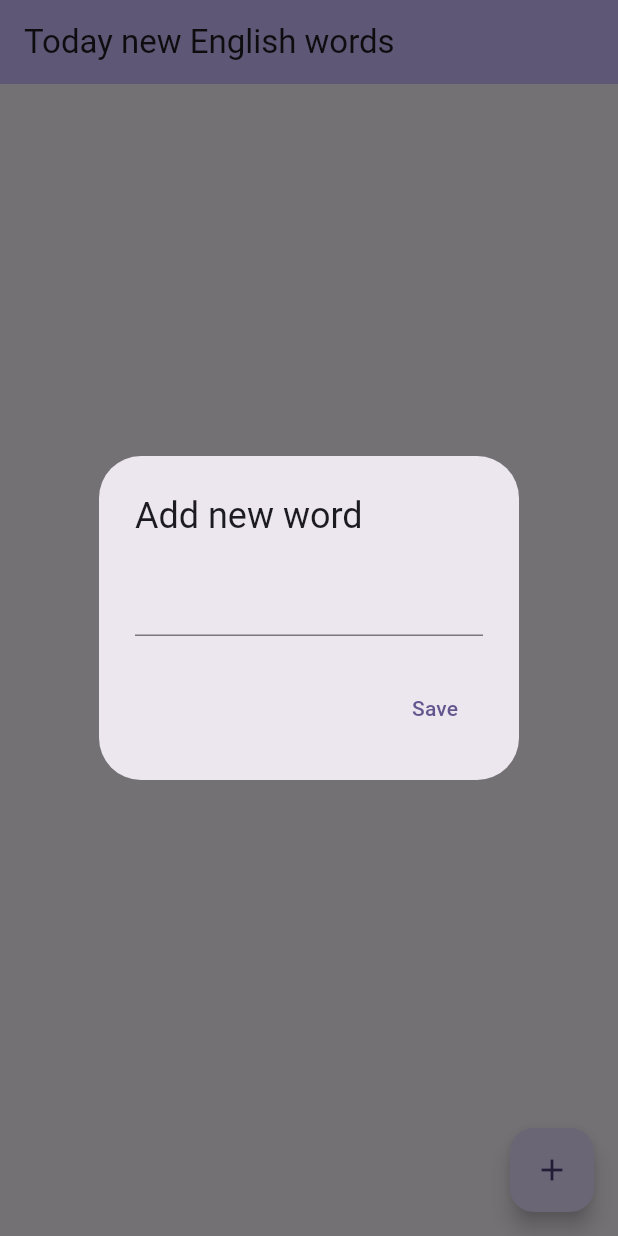
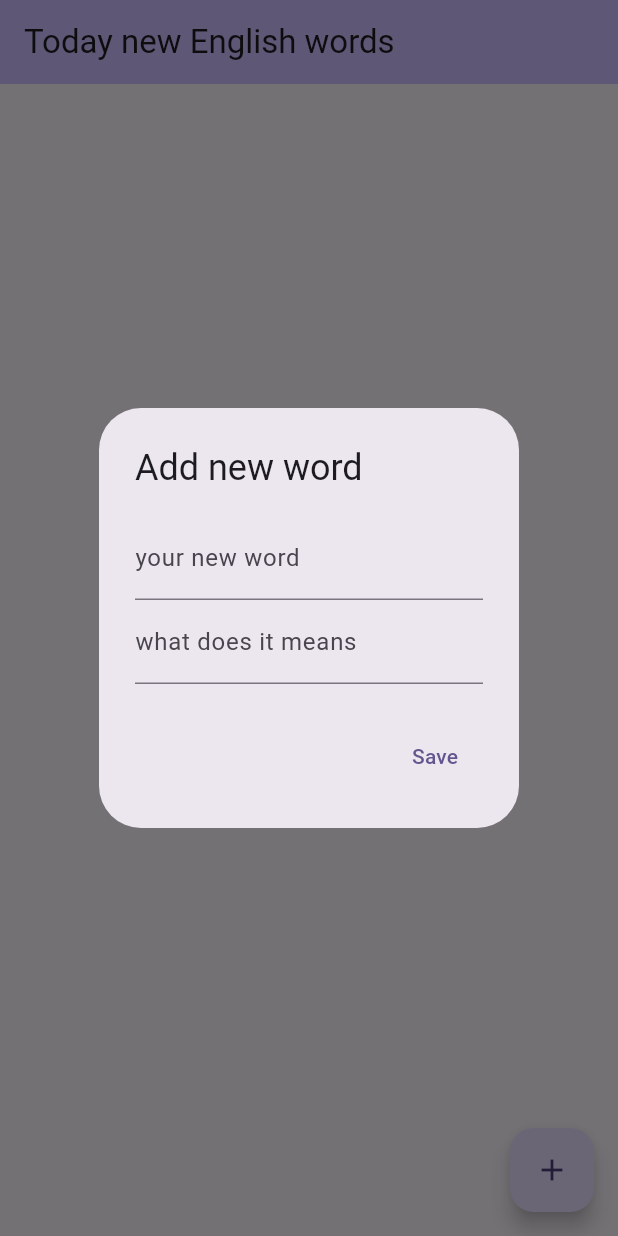
Before and after one commit to 0xkelvin/vocapp, a Flutter app: the screen it shows after launch, after a tap on the "add" icon, on a phone screen of 412 x 824 dp. Run offline on Flutter 3.47's test engine with Material 3 defaults, Android fonts, the phone set to English and light mode, and no system bars.

Commit message:
2 text input for dialog, and add volume up icon

```diff
--- a/lib/main.dart
+++ b/lib/main.dart
@@ -60,8 +60,10 @@ class MyHomePage extends StatefulWidget {
 
 class _MyHomePageState extends State<MyHomePage> {
   int _counter = 0;
-  List<String> _list = [];
-  final textController = TextEditingController();
+  List<String> _listword = [];
+  List<String> _meaning = [];
+  final wordtextController = TextEditingController();
+  final meantextController = TextEditingController();
 
   void _incrementCounter() {
     setState(() {
@@ -104,15 +106,32 @@ class _MyHomePageState extends State<MyHomePage> {
       context: context,
       builder: (context) => AlertDialog(
         title: const Text("Add new word"),
-        content: TextField(
-          controller: textController,
+        content: SingleChildScrollView(
+          child: Column(
+            children: <Widget>[
+              TextField(
+                decoration: const InputDecoration(
+                  labelText: 'your new word',
+                ),
+                controller: wordtextController,
+              ),
+              TextField(
+                decoration: const InputDecoration(
+                  labelText: 'what does it means',
+                ),
+                controller: meantextController,
+              ),
+            ],
+          ),
         ),
         actions: [
           TextButton(
             onPressed: () {
               setState(() {
-                _list.add(textController.text);
-                textController.clear();
+                _listword.add(wordtextController.text);
+                _meaning.add(meantextController.text);
+                meantextController.clear();
+                wordtextController.clear();
               });
               Navigator.pop(context);
             },
@@ -171,10 +190,11 @@ class _MyHomePageState extends State<MyHomePage> {
           ListView(
         padding: const EdgeInsets.all(8),
         children: List.generate(
-          _list.length,
+          _listword.length,
           (index) => ListTile(
-            title: Text(_list[index]),
-            subtitle: const Text("meaning"),
+            title: Text(_listword[index]),
+            subtitle: Text(_meaning[index]),
+            trailing: const Icon(Icons.volume_up),
           ),
         ),
       ),
```
